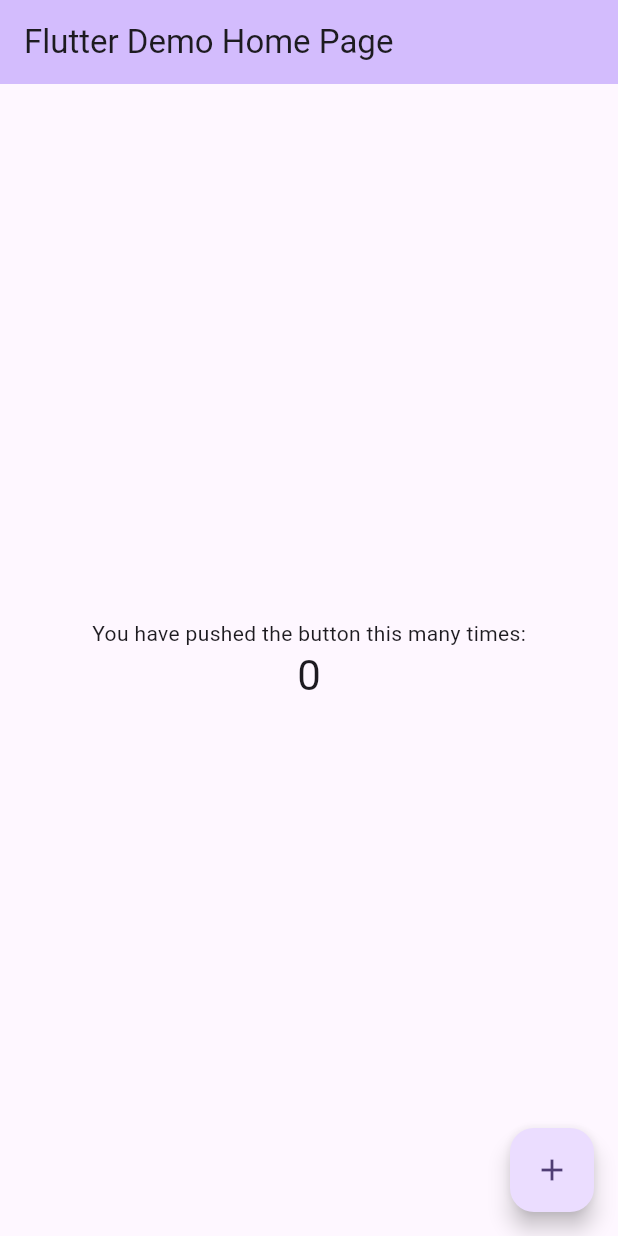
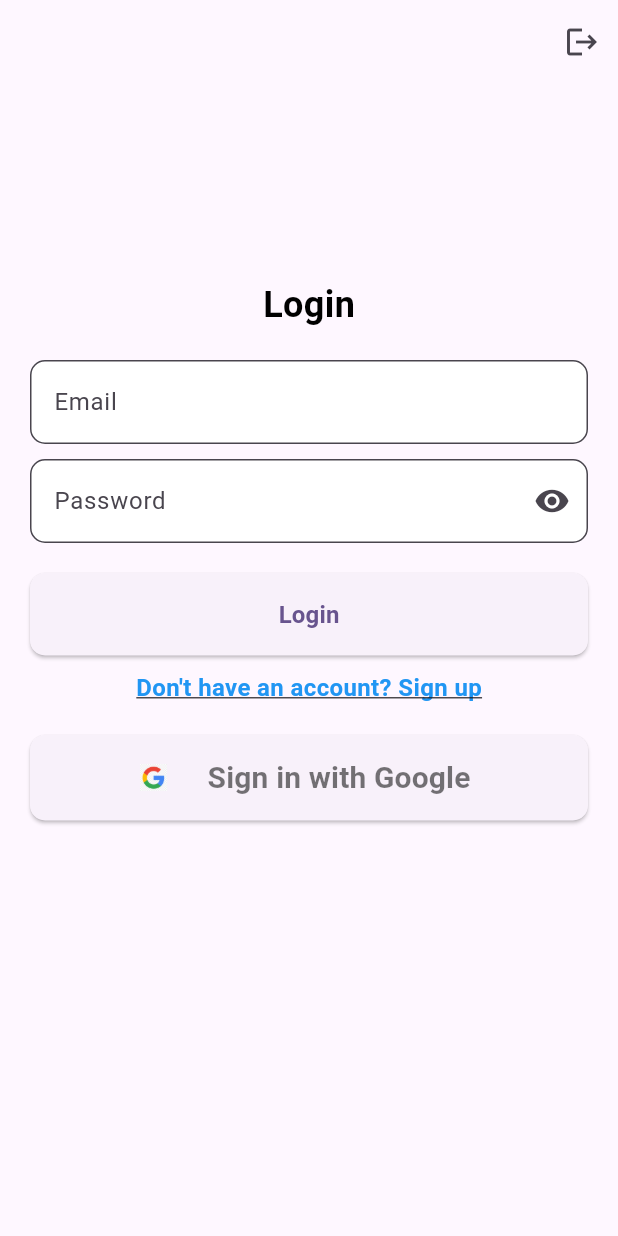
Before and after one commit to YahyaAhmedKhan/AppDev-TutionWala, a Flutter app: the screen it shows after launch, on a phone screen of 412 x 824 dp. Run offline on Flutter 3.47's test engine with Material 2 defaults, Android fonts, the phone set to English and light mode, and no system bars; our stand-ins replace firebase_auth, firebase_core, flutter_riverpod, google_sign_in; accounts and stored records are empty.

Commit message:
app setup, login and signup

```diff
--- a/lib/main.dart
+++ b/lib/main.dart
@@ -1,128 +1,26 @@
 import 'package:flutter/material.dart';
 import 'package:firebase_core/firebase_core.dart';
+import 'package:flutter_riverpod/flutter_riverpod.dart';
+import 'package:tution_wala/pages/login-page.dart';
 
 Future<void> main() async {
   WidgetsFlutterBinding.ensureInitialized();
   await Firebase.initializeApp();
-  runApp(const MyApp());
+  runApp(ProviderScope(child: const MyApp()));
 }
 
 class MyApp extends StatelessWidget {
   const MyApp({super.key});
 
-  // This widget is the root of your application.
   @override
   Widget build(BuildContext context) {
     return MaterialApp(
       title: 'Flutter Demo',
       theme: ThemeData(
-        // This is the theme of your application.
-        //
-        // TRY THIS: Try running your application with "flutter run". You'll see
-        // the application has a blue toolbar. Then, without quitting the app,
-        // try changing the seedColor in the colorScheme below to Colors.green
-        // and then invoke "hot reload" (save your changes or press the "hot
-        // reload" button in a Flutter-supported IDE, or press "r" if you used
-        // the command line to start the app).
-        //
-        // Notice that the counter didn't reset back to zero; the application
-        // state is not lost during the reload. To reset the state, use hot
-        // restart instead.
-        //
-        // This works for code too, not just values: Most code changes can be
-        // tested with just a hot reload.
         colorScheme: ColorScheme.fromSeed(seedColor: Colors.deepPurple),
         useMaterial3: true,
       ),
-      home: const MyHomePage(title: 'Flutter Demo Home Page'),
+      home: LoginPage(),
     );
   }
 }
-
-class MyHomePage extends StatefulWidget {
-  const MyHomePage({super.key, required this.title});
-
-  // This widget is the home page of your application. It is stateful, meaning
-  // that it has a State object (defined below) that contains fields that affect
-  // how it looks.
-
-  // This class is the configuration for the state. It holds the values (in this
-  // case the title) provided by the parent (in this case the App widget) and
-  // used by the build method of the State. Fields in a Widget subclass are
-  // always marked "final".
-
-  final String title;
-
-  @override
-  State<MyHomePage> createState() => _MyHomePageState();
-}
-
-class _MyHomePageState extends State<MyHomePage> {
-  int _counter = 0;
-
-  void _incrementCounter() {
-    setState(() {
-      // This call to setState tells the Flutter framework that something has
-      // changed in this State, which causes it to rerun the build method below
-      // so that the display can reflect the updated values. If we changed
-      // _counter without calling setState(), then the build method would not be
-      // called again, and so nothing would appear to happen.
-      _counter++;
-    });
-  }
-
-  @override
-  Widget build(BuildContext context) {
-    // This method is rerun every time setState is called, for instance as done
-    // by the _incrementCounter method above.
-    //
-    // The Flutter framework has been optimized to make rerunning build methods
-    // fast, so that you can just rebuild anything that needs updating rather
-    // than having to individually change instances of widgets.
-    return Scaffold(
-      appBar: AppBar(
-        // TRY THIS: Try changing the color here to a specific color (to
-        // Colors.amber, perhaps?) and trigger a hot reload to see the AppBar
-        // change color while the other colors stay the same.
-        backgroundColor: Theme.of(context).colorScheme.inversePrimary,
-        // Here we take the value from the MyHomePage object that was created by
-        // the App.build method, and use it to set our appbar title.
-        title: Text(widget.title),
-      ),
-      body: Center(
-        // Center is a layout widget. It takes a single child and positions it
-        // in the middle of the parent.
-        child: Column(
-          // Column is also a layout widget. It takes a list of children and
-          // arranges them vertically. By default, it sizes itself to fit its
-          // children horizontally, and tries to be as tall as its parent.
-          //
-          // Column has various properties to control how it sizes itself and
-          // how it positions its children. Here we use mainAxisAlignment to
-          // center the children vertically; the main axis here is the vertical
-          // axis because Columns are vertical (the cross axis would be
-          // horizontal).
-          //
-          // TRY THIS: Invoke "debug painting" (choose the "Toggle Debug Paint"
-          // action in the IDE, or press "p" in the console), to see the
-          // wireframe for each widget.
-          mainAxisAlignment: MainAxisAlignment.center,
-          children: <Widget>[
-            const Text(
-              'You have pushed the button this many times:',
-            ),
-            Text(
-              '$_counter',
-              style: Theme.of(context).textTheme.headlineMedium,
-            ),
-          ],
-        ),
-      ),
-      floatingActionButton: FloatingActionButton(
-        onPressed: _incrementCounter,
-        tooltip: 'Increment',
-        child: const Icon(Icons.add),
-      ), // This trailing comma makes auto-formatting nicer for build methods.
-    );
-  }
-}
--- /dev/null
+++ b/lib/pages/login-page.dart
@@ -0,0 +1,244 @@
+import 'package:firebase_auth/firebase_auth.dart';
+import 'package:flutter/material.dart';
+import 'package:google_sign_in/google_sign_in.dart';
+import 'package:tution_wala/helper/auth_functions.dart';
+import 'package:tution_wala/pages/signup-page.dart';
+
+class LoginPage extends StatefulWidget {
+  const LoginPage({Key? key}) : super(key: key);
+
+  @override
+  _LoginPageState createState() => _LoginPageState();
+}
+
+class _LoginPageState extends State<LoginPage> {
+  final TextEditingController emailController = TextEditingController();
+  final TextEditingController passwordController = TextEditingController();
+  void handleSignOut() async {
+    try {
+      GoogleSignIn googleSignIn = GoogleSignIn();
+      if (googleSignIn.currentUser != null) {
+        await googleSignIn.signOut();
+
+        print(
+            "signed out google account, current google account: ${googleSignIn.currentUser}");
+      }
+
+      await FirebaseAuth.instance.signOut();
+      print(
+          "after singing out, firebase user: ${FirebaseAuth.instance.currentUser}");
+    } catch (e) {
+      print("Error signing out, error: $e");
+    }
+  }
+
+  void handleSignIn() async {
+    final email = emailController.text;
+    final password = passwordController.text;
+
+    print("signing up with: $email, $password");
+
+    try {
+      final UserCredential userCredential = await FirebaseAuth.instance
+          .signInWithEmailAndPassword(email: email, password: password);
+      User user = userCredential.user!;
+      print("user signed in: $email");
+      // Navigator.pushAndRemoveUntil(
+      //   context,
+      //   MaterialPageRoute(
+      //       builder: (context) => HomePage(
+      //             email: FirebaseAuth.instance.currentUser!.email!,
+      //           )),
+      //   (route) => false,
+      // );
+    } on FirebaseAuthException catch (e) {
+      ScaffoldMessenger.of(context).showSnackBar(SnackBar(
+        content: Text(
+          "Error: ${e.code}",
+          style: TextStyle(fontWeight: FontWeight.w500, fontSize: 18),
+        ),
+        backgroundColor: Colors.red,
+        duration: Duration(seconds: 1),
+      ));
+      print("code: ${e.code}");
+    } catch (e) {
+      // print(e);
+    }
+  }
+
+  bool _isObscure = false;
+  void toggleShowPassword() {
+    setState(() {
+      _isObscure = !_isObscure;
+    });
+  }
+
+  @override
+  Widget build(BuildContext context) {
+    print("Current user: ${FirebaseAuth.instance.currentUser}");
+
+    return Scaffold(
+      resizeToAvoidBottomInset: true,
+      appBar: AppBar(
+        actions: [
+          IconButton(
+              onPressed: () {
+                handleSignOut();
+                Navigator.pushAndRemoveUntil(
+                  context,
+                  MaterialPageRoute(builder: (context) => const LoginPage()),
+                  (route) => false,
+                );
+              },
+              icon: const Icon(Icons.logout))
+        ],
+      ),
+      body: SingleChildScrollView(
+        child: Padding(
+          padding: const EdgeInsets.fromLTRB(20, 130, 20, 0),
+          child: Column(
+            mainAxisAlignment: MainAxisAlignment.center,
+            children: [
+              const Text(
+                "Login",
+                style: TextStyle(
+                  color: Colors.black,
+                  fontSize: 24,
+                  fontWeight: FontWeight.bold,
+                ),
+              ),
+              const SizedBox(height: 20),
+              TextField(
+                controller: emailController,
+                decoration: InputDecoration(
+                  hintText: "Email",
+                  filled: true,
+                  fillColor: Colors.white,
+                  border: OutlineInputBorder(
+                    borderRadius: BorderRadius.circular(10),
+                  ),
+                ),
+              ),
+              const SizedBox(height: 10),
+              TextField(
+                controller: passwordController,
+                obscureText: _isObscure,
+                decoration: InputDecoration(
+                  suffixIcon: IconButton(
+                      onPressed: toggleShowPassword,
+                      icon: Icon(_isObscure
+                          ? Icons.visibility_off
+                          : Icons.visibility)),
+                  hintText: "Password",
+                  filled: true,
+                  fillColor: Colors.white,
+                  border: OutlineInputBorder(
+                    borderRadius: BorderRadius.circular(10),
+                  ),
+                ),
+              ),
+              const SizedBox(height: 20),
+              SizedBox(
+                width: double.infinity,
+                child: ElevatedButton(
+                  onPressed: handleSignIn,
+                  style: ButtonStyle(
+                      shape: MaterialStateProperty.all<OutlinedBorder>(
+                    RoundedRectangleBorder(
+                      side: const BorderSide(
+                        color: Colors.transparent,
+                      ),
+                      borderRadius: BorderRadius.circular(10.0),
+                    ),
+                  )),
+                  child: const Padding(
+                    padding: EdgeInsets.symmetric(vertical: 16),
+                    child: Text(
+                      "Login",
+                      style: TextStyle(
+                        fontSize: 16,
+                        fontWeight: FontWeight.bold,
+                      ),
+                    ),
+                  ),
+                ),
+              ),
+              SizedBox(
+                height: 10,
+              ),
+              GestureDetector(
+                onTap: () {
+                  // Navigate to the sign-up page
+                  Navigator.push(
+                    context,
+                    MaterialPageRoute(
+                        builder: (context) =>
+                            const SignupPage()), // Replace SignUpPage with the actual name of your sign-up page class
+                  );
+                },
+                child: const Text(
+                  "Don't have an account? Sign up",
+                  style: TextStyle(
+                    color: Colors.blue,
+                    fontWeight: FontWeight.bold,
+                    fontSize: 16,
+                    decoration: TextDecoration.underline,
+                  ),
+                ),
+              ),
+              const SizedBox(
+                height: 20,
+              ),
+              ElevatedButton(
+                style: ButtonStyle(
+                    shape: MaterialStateProperty.all<OutlinedBorder>(
+                  RoundedRectangleBorder(
+                    side: const BorderSide(
+                      color: Colors.transparent,
+                    ),
+                    borderRadius: BorderRadius.circular(10.0),
+                  ),
+                )),
+                onPressed: () async {
+                  UserCredential? userCreds = await signInWithGoogle();
+                  print("user creds: $userCreds");
+                  navigateToHomePage(context);
+                },
+                child: SizedBox(
+                  width: double.infinity,
+                  child: Expanded(
+                    child: Padding(
+                      padding: const EdgeInsets.fromLTRB(0, 14, 0, 14),
+                      child: Row(
+                        mainAxisSize: MainAxisSize.min,
+                        mainAxisAlignment: MainAxisAlignment.center,
+                        children: [
+                          Image.asset(
+                            "lib/assets/google-logo.png",
+                            height: 18.0,
+                            width: 24,
+                          ),
+                          const Padding(
+                            padding: EdgeInsets.only(left: 24, right: 8),
+                            child: Text(
+                              'Sign in with Google',
+                              style: TextStyle(
+                                fontSize: 20,
+                                color: Colors.black54,
+                                fontWeight: FontWeight.w600,
+                              ),
+                            ),
+                          ),
+                        ],
+                      ),
+                    ),
+                  ),
+                ),
+              ),
+            ],
+          ),
+        ),
+      ),
+    );
+  }
+}
```
Also changed, not shown: lib/helper/auth_functions.dart (added, +62 -0 lines), lib/pages/signup-page.dart (added, +255 -0 lines), pubspec.yaml (+12 -7 lines), lib/assets/google-logo.png (added), pubspec.lock, 3 other files.
